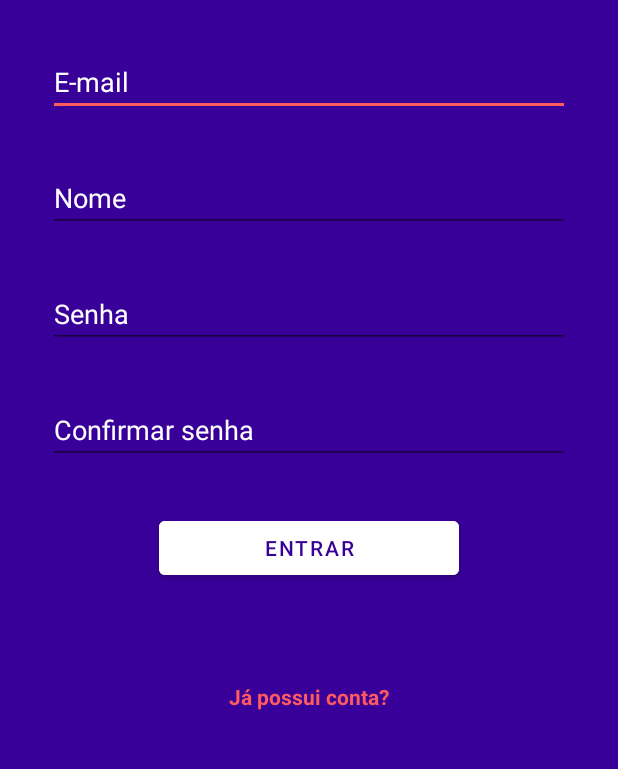
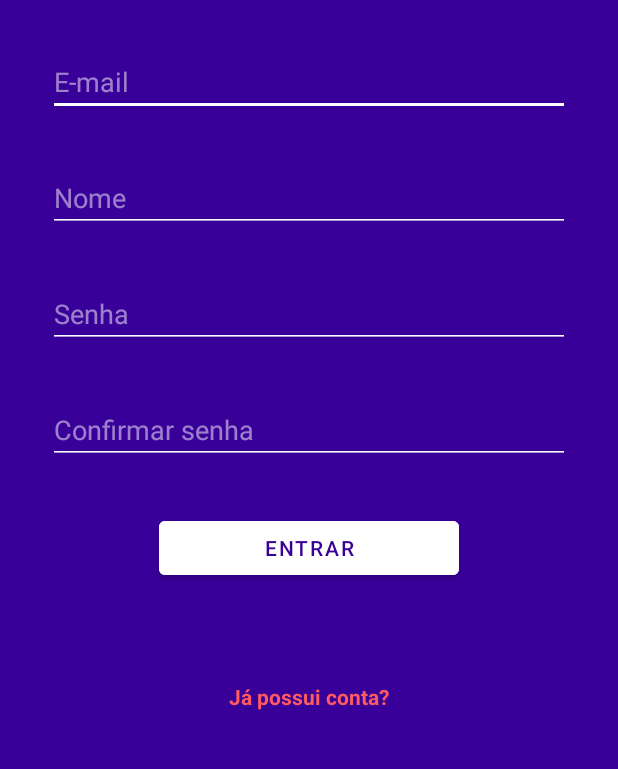
Before and after one commit to dev-paulo-furtado/OutletExpressMovel, an Android app: the CadastroActivity screen opened directly, with no data from a screen before it, on a phone screen of 412 x 824 dp, the part 428-1197 px from its top. Run offline under Robolectric (Android 15) with nearby library versions, the phone set to English and light mode, and no system bars.

Commit message:
alterações estéticas na tela de compra, login e cadastro

```diff
--- a/app/src/main/res/layout/activity_cadastro.xml
+++ b/app/src/main/res/layout/activity_cadastro.xml
@@ -24,10 +24,11 @@
         android:layout_marginStart="32dp"
         android:layout_marginTop="32dp"
         android:layout_marginEnd="32dp"
+        android:backgroundTint="#FFFFFF"
         android:ems="10"
         android:hint="E-mail"
         android:inputType="textEmailAddress"
-        android:textColorHint="@color/white"
+        android:textColorHint="#80FFFFFF"
         app:layout_constraintEnd_toEndOf="parent"
         app:layout_constraintStart_toStartOf="parent"
         app:layout_constraintTop_toBottomOf="@+id/imageView2" />
@@ -39,10 +40,11 @@
         android:layout_marginStart="32dp"
         android:layout_marginTop="32dp"
         android:layout_marginEnd="32dp"
+        android:backgroundTint="#FFFFFF"
         android:ems="10"
         android:hint="Nome"
         android:inputType="textPersonName"
-        android:textColorHint="@color/white"
+        android:textColorHint="#80FFFFFF"
         app:layout_constraintEnd_toEndOf="parent"
         app:layout_constraintStart_toStartOf="parent"
         app:layout_constraintTop_toBottomOf="@+id/editTextTextEmailAddress3" />
@@ -54,10 +56,11 @@
         android:layout_marginStart="32dp"
         android:layout_marginTop="32dp"
         android:layout_marginEnd="32dp"
+        android:backgroundTint="#FFFFFF"
         android:ems="10"
         android:hint="Senha"
         android:inputType="textPassword"
-        android:textColorHint="@color/white"
+        android:textColorHint="#80FFFFFF"
         app:layout_constraintEnd_toEndOf="parent"
         app:layout_constraintStart_toStartOf="parent"
         app:layout_constraintTop_toBottomOf="@+id/editTextTextPersonName" />
@@ -69,10 +72,11 @@
         android:layout_marginStart="32dp"
         android:layout_marginTop="32dp"
         android:layout_marginEnd="32dp"
+        android:backgroundTint="#FFFFFF"
         android:ems="10"
         android:hint="Confirmar senha"
         android:inputType="textPassword"
-        android:textColorHint="@color/white"
+        android:textColorHint="#80FFFFFF"
         app:layout_constraintEnd_toEndOf="parent"
         app:layout_constraintStart_toStartOf="parent"
         app:layout_constraintTop_toBottomOf="@+id/editTextTextPassword2" />
--- a/app/src/main/res/layout/activity_login.xml
+++ b/app/src/main/res/layout/activity_login.xml
@@ -24,10 +24,11 @@
         android:layout_marginStart="32dp"
         android:layout_marginTop="64dp"
         android:layout_marginEnd="32dp"
+        android:backgroundTint="#FFFFFF"
         android:ems="10"
         android:hint="E-mail"
         android:inputType="textEmailAddress"
-        android:textColorHint="@color/white"
+        android:textColorHint="#80FFFFFF"
         app:layout_constraintEnd_toEndOf="parent"
         app:layout_constraintHorizontal_bias="0.0"
         app:layout_constraintStart_toStartOf="parent"
@@ -40,12 +41,13 @@
         android:layout_marginStart="32dp"
         android:layout_marginTop="32dp"
         android:layout_marginEnd="32dp"
+        android:backgroundTint="#FFFFFF"
         android:ems="10"
         android:hint="Senha"
         android:inputType="textPassword"
         android:selectAllOnFocus="false"
         android:textColor="@color/white"
-        android:textColorHint="@color/white"
+        android:textColorHint="#80FFFFFF"
         app:layout_constraintEnd_toEndOf="parent"
         app:layout_constraintHorizontal_bias="0.0"
         app:layout_constraintStart_toStartOf="parent"
```
Also changed, not shown: app/src/main/res/layout/activity_compra.xml (+7 -0 lines).
